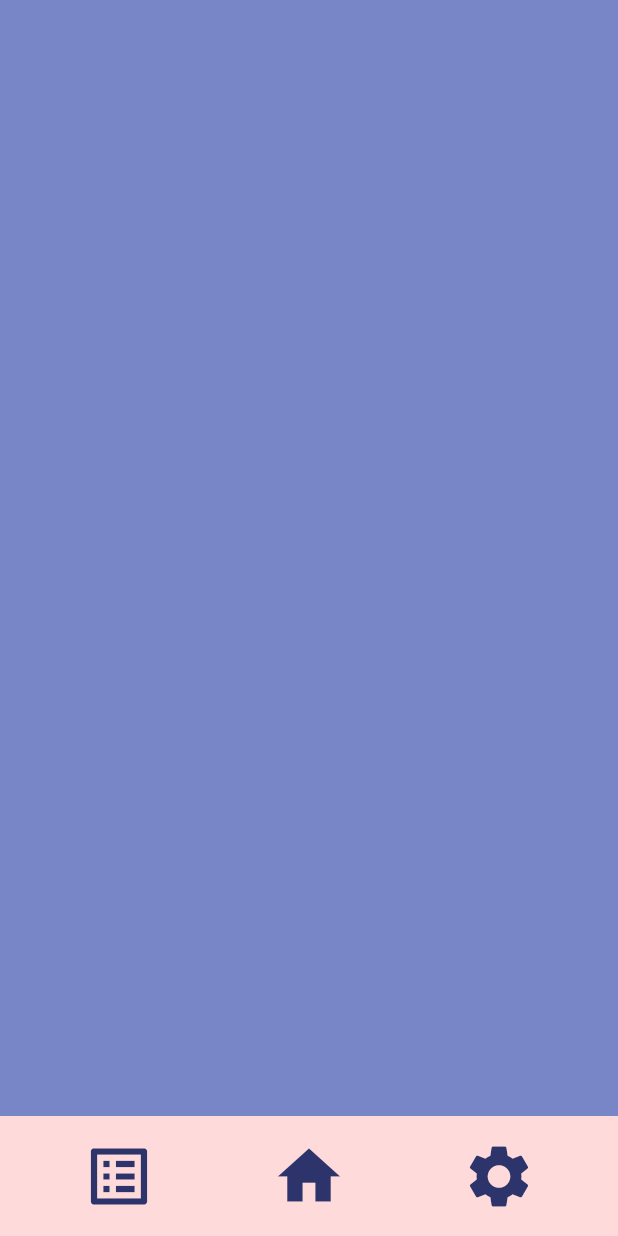
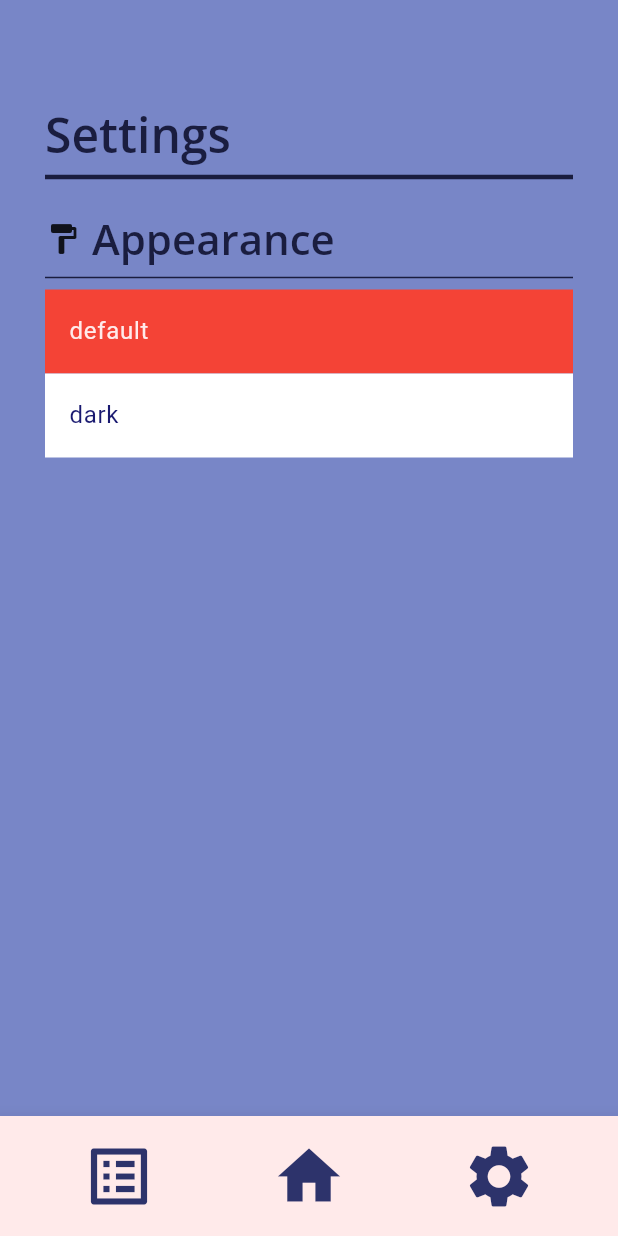
Before and after one commit to JoshPatNava/Habiter_App, a Flutter app: the screen it shows after launch, item 3 of the bottom bar chosen, on a phone screen of 412 x 824 dp. Run offline on Flutter 3.47's test engine with Material 3 defaults, Android fonts, the phone set to English and light mode, and no system bars; our stand-ins replace flutter_form_builder, form_builder_validators, google_fonts, shared_preferences, sliding_up_panel, sqflite and 1 more; accounts and stored records are empty.

Commit message:
Removed ios folder, added theme functionality and dark theme option, fixed visual bugs with buttons and add habit panel in home screen

```diff
--- a/lib/main.dart
+++ b/lib/main.dart
@@ -1,12 +1,19 @@
 import 'package:flutter/material.dart';
 import 'package:flutter/services.dart';
-import 'screens/stat_page.dart';
-import 'screens/home_screen.dart';
-import 'screens/settings_screen.dart';
+import 'package:provider/provider.dart';
+import 'package:habiter_app/provider/theme.dart';
+import 'package:habiter_app/screens/stat_page.dart';
+import 'package:habiter_app/screens/home_screen.dart';
+import 'package:habiter_app/screens/settings_screen.dart';
 
 void main() async{
   WidgetsFlutterBinding.ensureInitialized();
-  runApp(const MyApp());
+  runApp(
+    ChangeNotifierProvider(
+      create: (_) => ThemeProvider(),
+      child: MyApp(),
+    ),
+  );
 }
 
 class MyApp extends StatelessWidget {
@@ -14,8 +21,10 @@ class MyApp extends StatelessWidget {
 
   @override
   Widget build(BuildContext context) {
+    final themeProvider = Provider.of<ThemeProvider>(context);
     return MaterialApp(
       debugShowCheckedModeBanner: false,
+      theme: themeProvider.currentTheme,
       home: MainScreen(),
     );
   }
@@ -54,8 +63,6 @@ List<Widget> get _screens => [
         children: _screens,
       ),
       bottomNavigationBar: BottomAppBar(
-        color: Color(0xffffdada),
-        shape: const CircularNotchedRectangle(),
         notchMargin: 5.0,
         clipBehavior: Clip.hardEdge,
         child: SizedBox(
@@ -65,7 +72,6 @@ List<Widget> get _screens => [
             mainAxisAlignment: MainAxisAlignment.spaceAround,
             children: <Widget>[
               IconButton(
-                color: Color(0xff2d336b),
                 iconSize: 50,
                 padding: EdgeInsets.all(0),
                 icon: const Icon(Icons.list_alt_outlined),
@@ -74,7 +80,6 @@ List<Widget> get _screens => [
                 },
               ),
               IconButton(
-                color: Color(0xff2d336b),
                 iconSize: 50,
                 padding: EdgeInsets.all(0),
                 icon: const Icon(Icons.home),
@@ -83,7 +88,6 @@ List<Widget> get _screens => [
                 },
               ),
               IconButton(
-                color: Color(0xff2d336b),
                 iconSize: 50,
                 padding: EdgeInsets.all(0),
                 icon: const Icon(Icons.settings),
--- /dev/null
+++ b/lib/provider/theme.dart
@@ -0,0 +1,131 @@
+import 'package:flutter/material.dart';
+import 'package:google_fonts/google_fonts.dart';
+import 'package:shared_preferences/shared_preferences.dart';
+
+class ThemeProvider extends ChangeNotifier {
+  int _currentThemeSetting = 0;
+  ThemeData _currentTheme = themeBlue;
+
+  ThemeData get currentTheme => _currentTheme;
+  int get currentThemeSetting => _currentThemeSetting;
+
+  ThemeProvider() {
+    _loadTheme();
+  }
+
+  void changeTheme(int themeSetting) async {
+    _currentThemeSetting = themeSetting;
+    _currentTheme = themes[themeSetting]!;
+    notifyListeners();
+    SharedPreferences prefs = await SharedPreferences.getInstance();
+    await prefs.setInt("current_theme", themeSetting);
+  }
+
+  void _loadTheme() async {
+    SharedPreferences prefs = await SharedPreferences.getInstance();
+    int? themeSetting = prefs.getInt("current_theme");
+    if (themeSetting != null) {
+      _currentThemeSetting = themeSetting;
+      _currentTheme = themes[themeSetting]!;
+      notifyListeners;
+    }
+  }
+}
+
+final Map<int, ThemeData> themes = {
+  0 : themeBlue,
+  1 : themeDark,
+};
+
+final ThemeData themeBlue = ThemeData(
+  useMaterial3: true,
+  scaffoldBackgroundColor: Color(0xff7886c7),
+  bottomAppBarTheme: BottomAppBarThemeData(
+    color: Color(0xffffeaea),
+    shape: const CircularNotchedRectangle(),
+    elevation: 10.0,
+    shadowColor: Colors.black,
+  ),
+  textTheme: TextTheme(
+    headlineLarge: GoogleFonts.openSans(fontSize: 32, color: Color(0xff1a1d3f), fontWeight: FontWeight.w600),
+    headlineMedium: GoogleFonts.openSans(fontSize: 28, color: Color(0xff1a1d3f), fontWeight: FontWeight.w600),
+    titleLarge: GoogleFonts.openSans(fontSize: 22, color: Color(0xff1a1d3f), fontWeight: FontWeight.w600),
+    titleMedium: GoogleFonts.openSans(fontSize: 16, color: Color(0xff1a1d3f), fontWeight: FontWeight.w600),
+    labelLarge: GoogleFonts.openSans(fontSize: 14, color: Color(0xff1a1d3f), fontWeight: FontWeight.w600),
+    labelMedium: GoogleFonts.openSans(fontSize: 12, color: Color(0xff1a1d3f), fontWeight: FontWeight.w600),
+  ),
+  iconButtonTheme: IconButtonThemeData(
+    style: ButtonStyle(
+      iconColor: WidgetStateProperty.all(Color(0xff2d336b)),
+    )
+  ),
+  floatingActionButtonTheme: FloatingActionButtonThemeData(
+    backgroundColor: Colors.redAccent,
+    foregroundColor: Color(0xfffff8f8),
+  ),
+  colorScheme: ColorScheme(
+    brightness: Brightness.light,
+    primary: Color(0xffffeaea),
+    onPrimary: Color(0xff2d336b),
+    secondary: Colors.redAccent,
+    onSecondary: Color(0xfffff8f8),
+    tertiary: Color(0xfffff8f8),
+    error: Colors.red,
+    onError: Colors.white,
+    surface: Color(0xff7886c7),
+    surfaceContainer: Color(0xfffff2f2),
+    surfaceContainerHigh: Colors.green,
+    surfaceContainerHighest: Colors.white,
+    surfaceContainerLow: Colors.blueAccent,
+    surfaceContainerLowest: Colors.redAccent,
+    onSurface: Color(0xff191970),
+    outline: Color(0xff1a1d3f),
+  ),
+);
+
+final ThemeData themeDark = ThemeData(
+  useMaterial3: true,
+  brightness: Brightness.dark,
+  scaffoldBackgroundColor: Color(0xff151515),
+  bottomAppBarTheme: BottomAppBarThemeData(
+    color: Color(0xff221c27),
+    shape: const CircularNotchedRectangle(),
+    elevation: 10.0,
+    shadowColor: Colors.black,
+  ),
+  textTheme: TextTheme(
+    headlineLarge: GoogleFonts.openSans(fontSize: 32, color: Color(0xffeaddff), fontWeight: FontWeight.w600),
+    headlineMedium: GoogleFonts.openSans(fontSize: 28, color: Color(0xffeaddff), fontWeight: FontWeight.w600),
+    titleLarge: GoogleFonts.openSans(fontSize: 22, color: Color(0xffeaddff), fontWeight: FontWeight.w600),
+    titleMedium: GoogleFonts.openSans(fontSize: 16, color: Color(0xffeaddff), fontWeight: FontWeight.w600),
+    labelLarge: GoogleFonts.openSans(fontSize: 14, color: Color(0xffeaddff), fontWeight: FontWeight.w600),
+    labelMedium: GoogleFonts.openSans(fontSize: 12, color: Color(0xffeaddff), fontWeight: FontWeight.w600),
+  ),
+  iconButtonTheme: IconButtonThemeData(
+    style: ButtonStyle(
+      iconColor: WidgetStateProperty.all(Color(0xffcac4d0)),
+    )
+  ),
+  floatingActionButtonTheme: FloatingActionButtonThemeData(
+    backgroundColor: Color(0xff4e388b),
+    foregroundColor: Color(0xffeaddff),
+  ),
+  colorScheme: ColorScheme(
+    brightness: Brightness.dark,
+    primary: Color(0xff221c27),
+    onPrimary: Color(0xffeaddff),
+    secondary: Color(0xff4e388b),
+    onSecondary: Color(0xffeaddff),
+    tertiary: Color(0xff140e20),
+    error: Colors.red,
+    onError: Colors.white,
+    surface: Color(0xff151515),
+    surfaceContainer: Color(0xff221c27),
+    surfaceContainerHigh: Color(0xff204620),
+    surfaceContainerHighest: Color(0xffeaddff),
+    surfaceContainerLow: Color(0xff000080),
+    surfaceContainerLowest: Color(0xff990000),
+    onSurface: Color(0xff191970),
+    outline: Color(0xffeaddff),
+  ),
+);
--- a/lib/screens/settings_screen.dart
+++ b/lib/screens/settings_screen.dart
@@ -1,5 +1,6 @@
 import 'package:flutter/material.dart';
-import 'package:google_fonts/google_fonts.dart';
+import 'package:habiter_app/provider/theme.dart';
+import 'package:provider/provider.dart';
 
 class SettingsPage extends StatefulWidget {
   const SettingsPage({super.key});
@@ -10,20 +11,64 @@ class SettingsPage extends StatefulWidget {
 
 
 class _MySettingsPageState extends State<SettingsPage> {
-  bool _showSettingsState = false;
 
   @override
   Widget build(BuildContext context) {
+    int colorOption = Provider.of<ThemeProvider>(context, listen: false).currentThemeSetting;
+
     return Scaffold(
-      backgroundColor: Color(0xff7886c7),
-      body: Center(
-        child: Stack(
+      body: Padding(
+        padding: const EdgeInsets.symmetric(vertical: 70, horizontal: 30),
+        child: Column(
+          crossAxisAlignment: CrossAxisAlignment.start,
           children: <Widget> [
-            IgnorePointer(
-              ignoring: _showSettingsState,
-              child: Padding(
-                padding: const EdgeInsets.only(top: 40, left: 20, right: 20),
+            Text(
+              "Settings",
+              style: Theme.of(context).textTheme.headlineLarge,
+            ),
+            Divider(
+              color: Theme.of(context).colorScheme.outline,
+              thickness: 3,
+            ),
+            Padding(
+              padding: const EdgeInsets.only(top: 15),
+              child: Row(
+                children: [
+                  Icon(Icons.format_paint_rounded),
+                  Text(
+                    " Appearance",
+                    style: Theme.of(context).textTheme.headlineMedium,
+                  ),
+                ],
               ),
+            ),
+            Divider(
+              color: Theme.of(context).colorScheme.outline,
+            ),
+            ListTile(
+              title: Text("default"),
+              tileColor: Colors.black,
+              selectedTileColor: Colors.red,
+              selected: colorOption == 0,
+              onTap: () {
+                print(colorOption);
+                setState(() {
+                  colorOption = 0;
+                });
+                Provider.of<ThemeProvider>(context, listen: false).changeTheme(0);
+              },
+            ),
+            ListTile(
+              title: Text("dark"),
+              tileColor: Colors.white,
+              selectedTileColor: Colors.red,
+              selected: colorOption == 1,
+              onTap: () {
+                setState(() {
+                  colorOption = 1;
+                });
+                Provider.of<ThemeProvider>(context, listen: false).changeTheme(1);
+              },
             ),
           ]
         ),
--- a/pubspec.yaml
+++ b/pubspec.yaml
@@ -10,6 +10,7 @@ dependencies:
   flutter:
     sdk: flutter
   provider: ^6.1.5
+  shared_preferences: ^2.5.3
   google_fonts: ^6.2.1
   table_calendar: ^3.1.2
   sqflite: ^2.3.0
```
Also changed, not shown: lib/screens/home_screen.dart (+101 -55 lines), lib/screens/stat_page.dart (+26 -43 lines), pubspec.lock, 39 other files.
